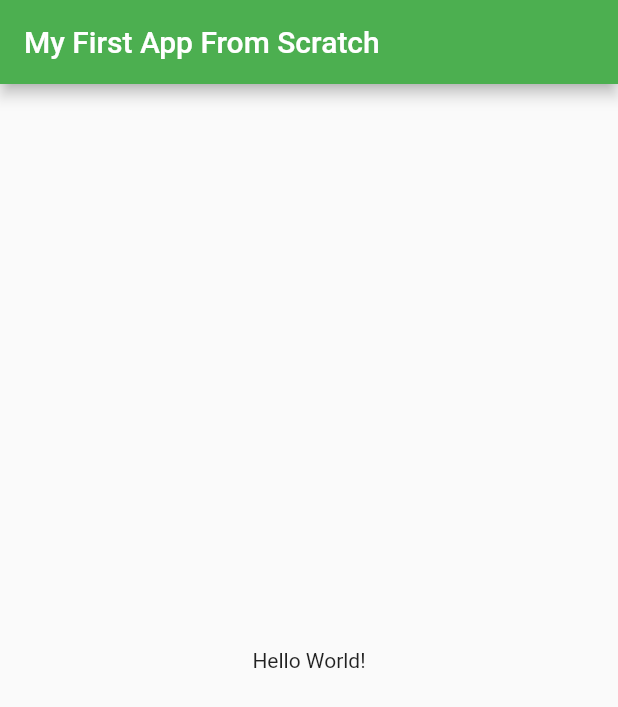
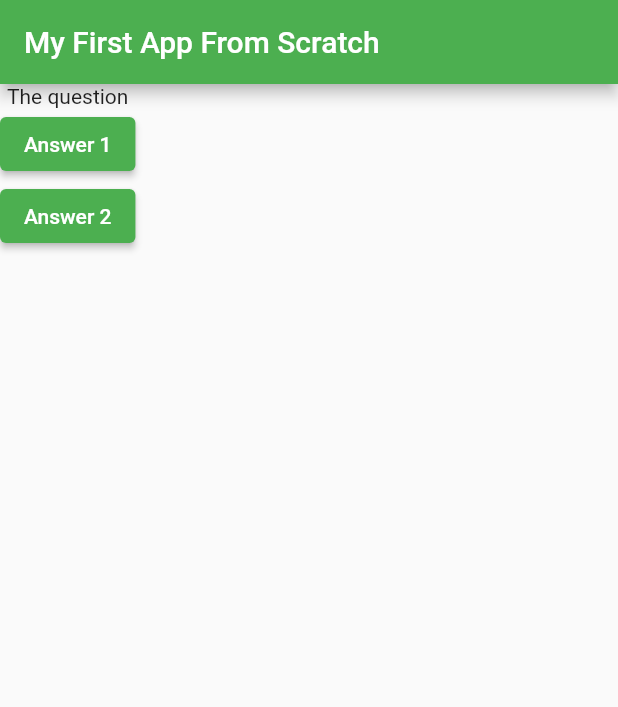
Before and after one commit to WiedjajaAtmadja/flutter_week3_widget, a Flutter app: the screen it shows after launch, on a phone screen of 412 x 824 dp. Shown: the top 707 px of the screen. Run offline on Flutter 3.47's test engine with Material 2 defaults, Android fonts, the phone set to English and light mode, and no system bars.

Commit message:
add button and response

```diff
--- a/lib/main.dart
+++ b/lib/main.dart
@@ -1,11 +1,21 @@
 import 'package:flutter/material.dart';
 
 void main() {
-  runApp(const MainApp());
+  runApp(MainApp());
 }
 
 class MainApp extends StatelessWidget {
-  const MainApp({super.key});
+  final questions = [
+    'What\'s your favorite color?',
+    'What\'s your favorite animal?'
+  ];
+  var questionIndex = 0;
+  MainApp({super.key});
+
+  void chooseAnswer() {
+    questionIndex = questionIndex + 1;
+    print(questionIndex);
+  }
 
   @override
   Widget build(BuildContext context) {
@@ -15,20 +25,13 @@ class MainApp extends StatelessWidget {
       ),
       home: Scaffold(
         appBar: AppBar(title: const Text('My First App From Scratch')),
-        body: const Center(child: Text('Hello World!')),
-        // body: Container(
-        //   color: Colors.green,
-        //   child: const Center(
-        //     child: Text(
-        //       'Hello World!',
-        //       style: TextStyle(
-        //         color: Colors.white,
-        //         fontSize: 30,
-        //         fontWeight: FontWeight.bold,
-        //       ),
-        //     ),
-        //   ),
-        // )
+        body: Column(children: [
+          const Text('The question'),
+          ElevatedButton(
+              onPressed: chooseAnswer, child: const Text('Answer 1')),
+          ElevatedButton(
+              onPressed: chooseAnswer, child: const Text('Answer 2')),
+        ]),
       ),
       debugShowCheckedModeBanner: false,
     );
```
